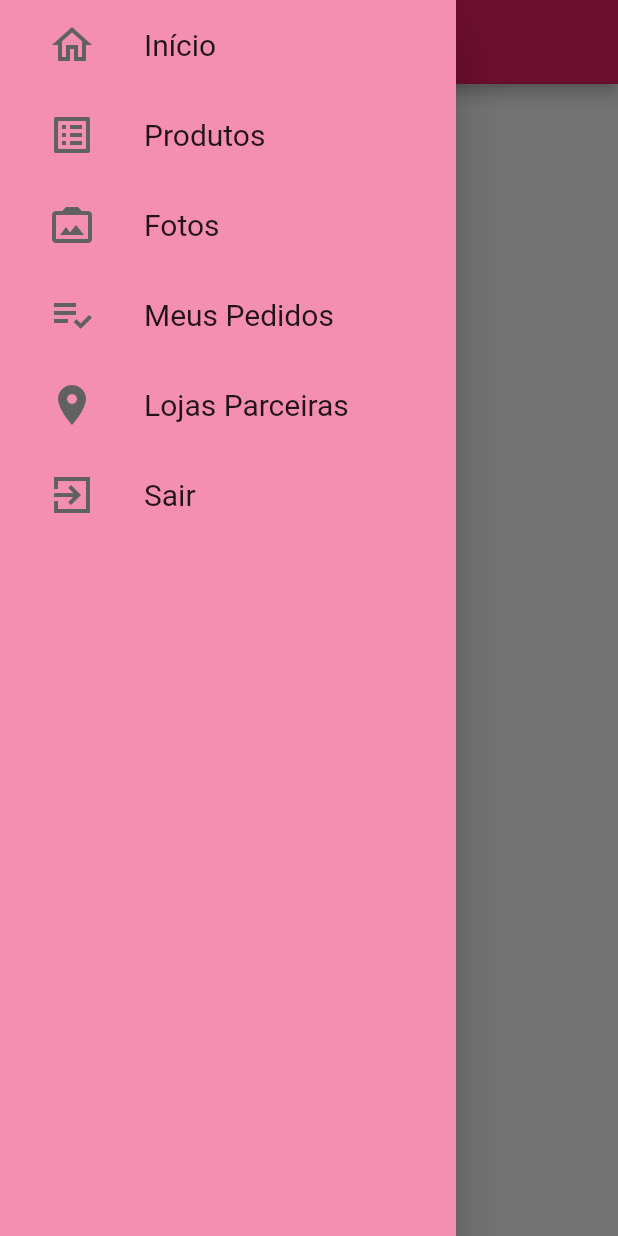
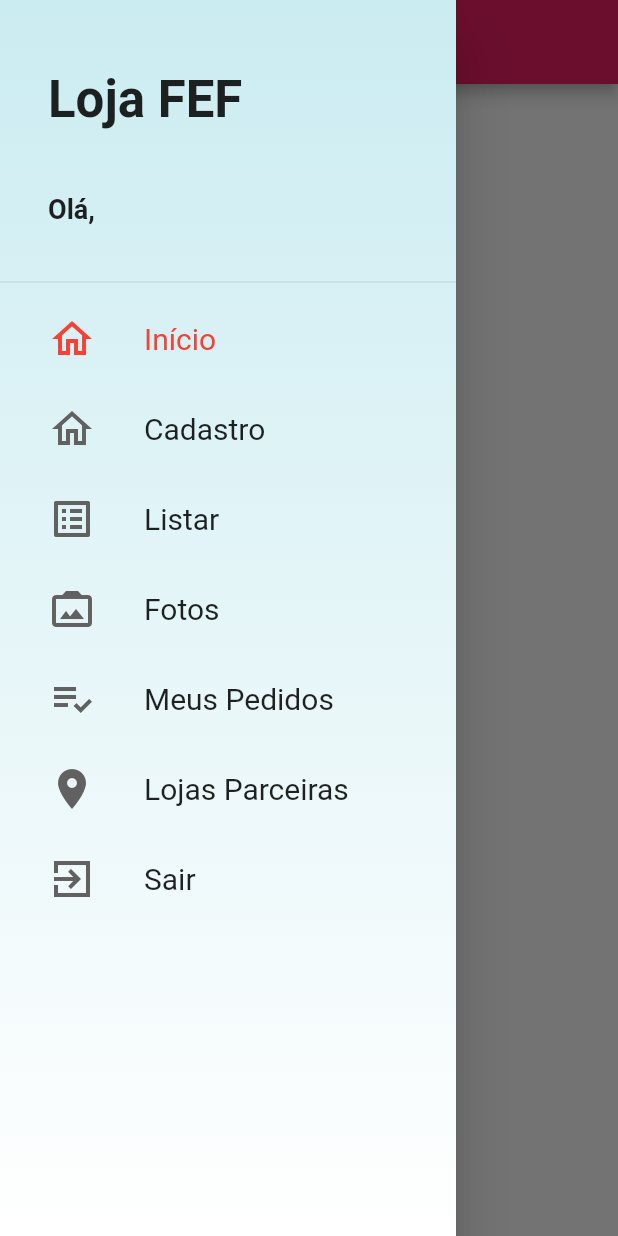
Before and after one commit to JVictoor/appLojaRoupas, a Flutter app: the BaseScreen screen opened directly, with the side drawer open, on a phone screen of 412 x 824 dp. Run offline on Flutter 3.47's test engine with Material 2 defaults, Android fonts, the phone set to English and light mode, and no system bars; our stand-ins replace cloud_firestore, firebase_auth; missing offline and left inert: cloud_firestore_web, firebase_auth_web, firebase_core_web; accounts and stored records are empty.

Commit message:
modificações do listar

```diff
--- a/lib/main.dart
+++ b/lib/main.dart
@@ -30,6 +30,8 @@ class MyApp extends StatelessWidget {
           create: (_) => ProductsManager(),
           lazy: false,
         ),
+
+
       ],
 
 
--- /dev/null
+++ b/lib/models/page_manager.dart
@@ -0,0 +1,20 @@
+//aqui é um gerenciador de paginas
+
+import 'package:flutter/cupertino.dart';
+
+class PageManager {
+
+  //recebe a pagina controladora, a pagina eu escolho
+  PageManager(this._pageController);
+
+  //cupertino - precisa dessa importação a cupertino
+  PageController _pageController;
+
+  int page = 0;
+
+  void setPage(int value){
+    if(value == page) return;//se o valor recebido for igual ao da pagina ele joga na pagina que escolhemos
+    page = value;//esta vendo se a pagina que estamos escolhemos é igual a que estamos ou não, se for igual a que estamos ele retorna NULL se for diferente ele pega o novo valor e retorna para a pagina que nós queremos
+    _pageController.jumpToPage(value);//jumpToPage metodo que joga a gente na pagina que esoclhemos
+  }
+}
--- a/lib/models/user.dart
+++ b/lib/models/user.dart
@@ -2,7 +2,7 @@
 /* classe que interage com os usuarios */
 
 import 'package:cloud_firestore/cloud_firestore.dart';
-
+//json
 class User {
   User({this.id, this.email, this.password, this.name, this.cpf});
   //Firebase trabalha com arquivo em txt (JSON), Esta pegando os dados atribuindo o que eles são e colocando no documento
--- a/lib/pages/basescreen.dart
+++ b/lib/pages/basescreen.dart
@@ -1,31 +1,45 @@
 // tela base
 //widget - controlador visual
 
+import 'package:apploja/models/page_manager.dart';
+import 'package:apploja/models/products.dart';
+import 'package:apploja/pages/cadastrar_products.dart';
 import 'package:apploja/pages/custom_drawer.dart';
 import 'package:apploja/pages/loginscreen.dart';
+import 'package:apploja/pages/products_screen.dart';
 import 'package:flutter/material.dart';
+import 'package:provider/provider.dart';
 
 class BaseScreen extends StatelessWidget {
-
   //PageController -> controlador de páginas acessadas
   final PageController pageController = PageController();
 
   @override
   Widget build(BuildContext context) {
-    return PageView(
+    return Provider(
+      //estamos criando uma pagemaneger passando a page controller(que faz o caminho)
+      //provider: é um provedor para saber qual a pagina que estamos acessando
+
+      create: (_) => PageManager(pageController),
+      //pageview mostra qual item vamos escolher
+      child: PageView(
         controller: pageController,
         physics: const NeverScrollableScrollPhysics(),
         children: <Widget>[
-        Scaffold (
-
+          Scaffold(
             //LoginScreen(),//tela de login
             // //acessando o arquivo do menu lateral
-          drawer: CustomDrawer(),//onde esta o meu menu
-          appBar : AppBar (
-          title:  const Text("MENUZINHO ^-^"),
+            drawer: CustomDrawer(), //onde esta o meu menu
+           //barra de titulo do app
+            appBar: AppBar(
+              title: const Text("HOMEZINHO ^^ "),
             ),
           ),
+
+          ProductsScreen(),//chama para poder listar os livros
+
         ],
+      ),
     );
   }
 }
--- a/lib/pages/custom_drawer.dart
+++ b/lib/pages/custom_drawer.dart
@@ -1,5 +1,6 @@
 //itens do menu
 //tem as abas do menu
+import 'package:apploja/pages/custom_drawer_header.dart';
 import 'package:apploja/pages/drawer_tile.dart';
 import 'package:flutter/material.dart';
 
@@ -9,45 +10,68 @@ class CustomDrawer extends StatelessWidget {
   @override
   Widget build(BuildContext context) {
     return Drawer(
-      child: Container(//acrescenta a cor no fundo do menu
-        color: Colors.pink[200], // pink no fundo do menu
+        //um risco traçando o cabeçalho
+        child: Stack(
+        children: <Widget>[
+           Container(
+            decoration: BoxDecoration(
+              gradient: LinearGradient(
+                colors: [
+                  const Color.fromARGB(255, 203, 236, 241),//alterar essa cor
+                  Colors.white,
+                ],
+                begin: Alignment.topCenter,
+                end: Alignment.bottomCenter,
+              )
+            ),
+          ),
 
-      child: ListView(
-        children: <Widget>[
+          //custom DrawerHead
+          ListView(
+            children: <Widget>[
+              CustomDrawerHeader(),
+              const Divider(),
+
           DrawerTile(
             iconData: Icons.home_outlined,//modelo do icone
             title: 'Início',
             page: 0,
           ),
           DrawerTile(
+            iconData: Icons.home_outlined,//modelo do icone
+            title: 'Cadastro',
+            page: 2,
+          ),
+          DrawerTile(
             iconData: Icons.list_alt,
-            title: 'Produtos',
-            page: 1,
+            title: 'Listar',
+            page: 3,
           ),
           DrawerTile(
             iconData: Icons.photo_camera_back,
             title: 'Fotos',
-            page: 2,
+            page: 4,
           ),
           DrawerTile(
             iconData: Icons.playlist_add_check_outlined,
             title: 'Meus Pedidos',
-            page: 3,
+            page: 5,
           ),
           DrawerTile(
             iconData: Icons.location_on,
             title: 'Lojas Parceiras',
-            page: 4,
+            page: 6,
           ),
 
           DrawerTile(
               iconData: Icons.exit_to_app_sharp,
               title: 'Sair',
-              page: 5,
+              page: 7,
             ),
         ],
       ),
-    )
+        ],
+    ),
     );
   }
 }
--- /dev/null
+++ b/lib/pages/custom_drawer_header.dart
@@ -0,0 +1,43 @@
+//cabeçalho que aparece em cima do MENU
+
+import 'package:apploja/models/user_manager.dart';
+import 'package:flutter/material.dart';
+import 'package:provider/provider.dart';
+
+
+class CustomDrawerHeader extends StatelessWidget {
+  @override
+  Widget build(BuildContext context) {
+    return Container(
+      padding: const EdgeInsets.fromLTRB(32, 24, 16, 8),
+      height: 180,
+      child: Consumer<UserManager>(//importando para mostrar o nome de quem ta logado apartid o metodo da usermanager, e o consumer esta dentro do provider
+        builder: (_, userManager, __){
+          return Column(
+            crossAxisAlignment: CrossAxisAlignment.start,
+            mainAxisAlignment: MainAxisAlignment.spaceAround,
+            children: <Widget>[
+              Text(
+                'Loja FEF',
+                style: TextStyle(
+                  fontSize: 34,//tamanho da fonte
+                  fontWeight: FontWeight.bold,//bold negrito
+                ),
+              ),
+
+              Text(
+                'Olá, ${userManager.user?.name ?? ''}',//esta relacionaod com o user_manager (_loadCurrentUser)
+                overflow: TextOverflow.ellipsis,
+                maxLines: 2,
+                style: TextStyle(
+                  fontSize: 18,
+                  fontWeight: FontWeight.bold,
+                ),
+              ),
+            ],
+          );
+        },
+      ),
+    );
+  }
+}
--- a/lib/pages/drawer_tile.dart
+++ b/lib/pages/drawer_tile.dart
@@ -1,10 +1,12 @@
 // ver qual item foi clicaco e colocar a cor nos itens
 // toda a estilziaão dos textos e de tudo que chama aqui
 
+import 'package:apploja/models/page_manager.dart';
 import 'package:apploja/pages/cadastrar_products.dart';
 import 'package:apploja/pages/cadastrar_useres.dart';
 import 'package:apploja/pages/loginscreen.dart';
 import 'package:flutter/material.dart';
+import 'package:provider/provider.dart';
 
 class DrawerTile extends StatelessWidget {
   const DrawerTile({this.iconData, this.title, this.page});
@@ -15,10 +17,18 @@ class DrawerTile extends StatelessWidget {
 
   @override
   Widget build(BuildContext context) {
+
+    final int curPage = context.watch<PageManager>().page;//importação do provider
+
     return InkWell(
-      //aqui pe onde chama a pagina que queremos, esse if page==1 ele chama o topico que esta reçacionado no numero 1 do custom_dreawer.
+          //aqui pe onde chama a pagina que queremos, esse if page==1 ele chama o topico que esta reçacionado no numero 1 do custom_dreawer.
+
       onTap: () {
-        if (page == 1) {
+        //aqui chama a pagina que queremos
+       context.read<PageManager>().setPage(page);
+
+//funciona, mas o de cima é mais fofo *-*
+/*         if (page == 1) {
           Navigator.push(
             context,
             MaterialPageRoute(
@@ -41,7 +51,7 @@ class DrawerTile extends StatelessWidget {
               builder: (context) => LoginScreen(),
             ),
           );
-        }
+        } */
       },
 
       child: SizedBox(
@@ -53,14 +63,16 @@ class DrawerTile extends StatelessWidget {
               child: Icon(
                 iconData,
                 size: 32,
-                color: Colors.grey[700],
+                //coloca na pagina corrente a cor selecionada
+                color: curPage == page ? Colors.red : Colors.grey[700],
               ),
             ),
             Text(
               title,
               style: TextStyle(
                 fontSize: 20,
-                color: Colors.black87,
+                //coloca na pagina corrente a cor selecionada
+                color: curPage == page ? Colors.red : Colors.black87,
               ),
             )
           ],
--- a/pubspec.yaml
+++ b/pubspec.yaml
@@ -32,8 +32,9 @@ dependencies:
   cupertino_icons: ^1.0.0
   cloud_firestore: ^0.13.5
   #versão antiga para funcionar legal - FirebaseAuth vinculado com a user_manage
+  #firebase_auth: usa para fazer acesso a login
   firebase_auth: ^0.16.0
-  # provider é um modelo de provedor que vai buscar os provedores do firebase
+  # provider é um modelo de provedor que vai buscar os provedores do firebase - acessos a informação e gerenciamento de paginas
   provider: ^4.1.2
 
 
```
Also changed, not shown: lib/models/user_manager.dart (+42 -18 lines), lib/pages/cadastrar_products.dart (+1 -6 lines), lib/pages/products_screen.dart (added, +31 -0 lines), 5 other files. Lines whose indentation alone changed are shown as unchanged.
